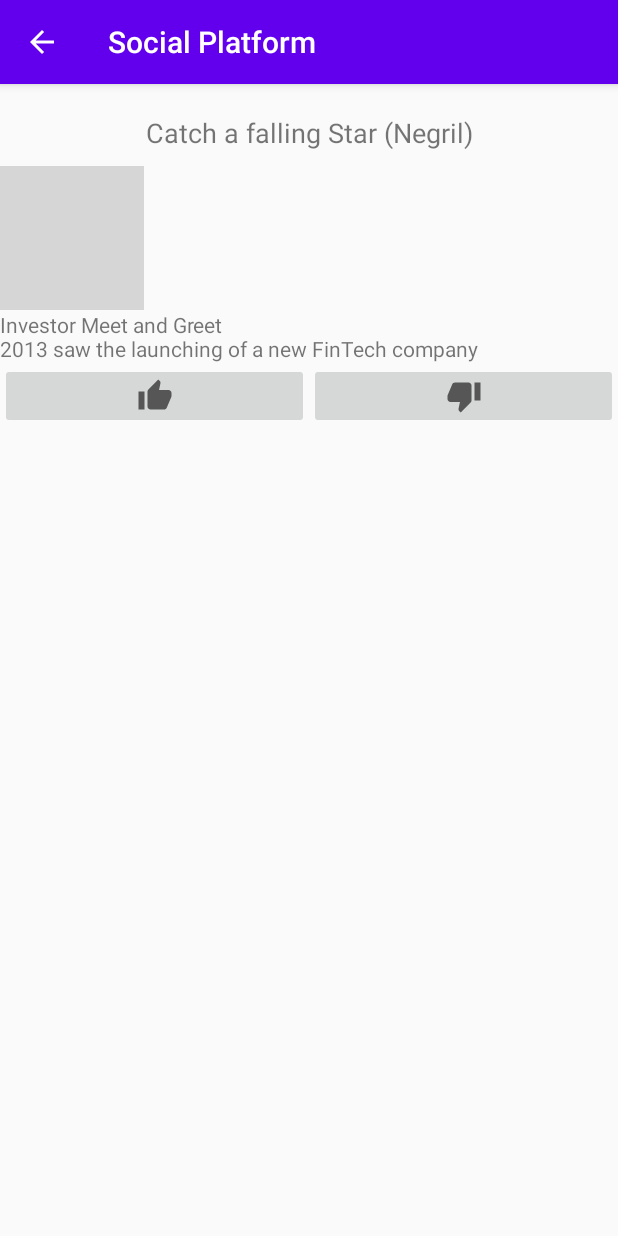
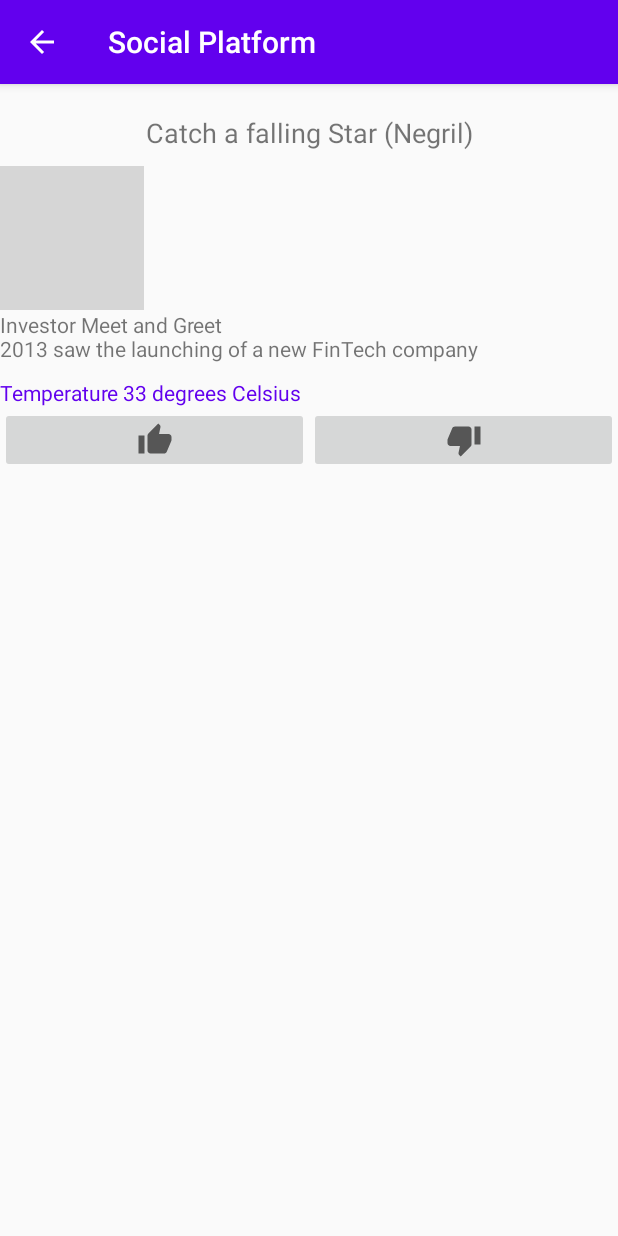
Before and after one commit to matjames007/SWEN3001, an Android app: the PostViewPage screen opened directly, with no data from a screen before it, on a phone screen of 412 x 824 dp. Run offline under Robolectric (Android 15) with nearby library versions, the phone set to English and light mode, and no system bars; Roboto replaces fonts that are not available here; grey boxes are pictures that could not be loaded.

Commit message:
Adding functionality allowing the application to detect temperature changes and render it to the display.  Illustrates the use of the Sensor API in android.
Regards,
-Matthew Budram

```diff
--- a/SocialPlatform/app/src/main/java/com/doc/socialplatform/PostViewPage.kt
+++ b/SocialPlatform/app/src/main/java/com/doc/socialplatform/PostViewPage.kt
@@ -1,10 +1,16 @@
 package com.doc.socialplatform
 
+import android.content.Context
+import android.hardware.Sensor
+import android.hardware.SensorManager
 import androidx.appcompat.app.AppCompatActivity
 import android.os.Bundle
+import android.util.Log
 import android.widget.ImageView
 import android.widget.TextView
+import android.widget.Toast
 import androidx.lifecycle.ViewModelProvider
+import com.doc.socialplatform.model.CustomSensorListener
 import com.doc.socialplatform.model.Post
 import com.doc.socialplatform.model.PostViewModel
 import org.w3c.dom.Text
@@ -13,6 +19,10 @@ class PostViewPage : AppCompatActivity() {
 
     private var position: Int = 0
     private var posts: List<Post> = listOf<Post>()
+    private lateinit var sensorListener: CustomSensorListener
+    private var tempSensor: Sensor? = null
+    private lateinit var sensorManager: SensorManager
+    private lateinit var tempView:TextView
 
     override fun onCreate(savedInstanceState: Bundle?) {
         super.onCreate(savedInstanceState)
@@ -23,12 +33,48 @@ class PostViewPage : AppCompatActivity() {
 
         posts = ViewModelProvider(this).get(PostViewModel::class.java).posts
         setupScreen()
+        setupSensors()
+    }
+
+    override fun onResume() {
+        super.onResume()
+        if(tempSensor != null) {
+            sensorManager.registerListener(sensorListener, tempSensor, SensorManager.SENSOR_DELAY_NORMAL)
+        }
+    }
+
+    override fun onPause() {
+        super.onPause()
+        if(tempSensor != null) {
+            sensorManager.unregisterListener(sensorListener)
+        }
+    }
+
+    private fun setupSensors() {
+        sensorManager = getSystemService(Context.SENSOR_SERVICE) as SensorManager
+        val deviceSensors: List<Sensor> = sensorManager.getSensorList(Sensor.TYPE_ALL)
+        Log.i(this.toString(), deviceSensors.toString())
+
+        this.tempSensor = if (sensorManager.getDefaultSensor(Sensor.TYPE_AMBIENT_TEMPERATURE) != null) {
+            sensorManager.getDefaultSensor(Sensor.TYPE_AMBIENT_TEMPERATURE)
+        } else {
+            // Sorry, there are no temperature sensors on your device.
+            null
+        }
+
+        if(tempSensor != null) {
+            sensorListener = CustomSensorListener(tempView, posts[position].temp)
+            sensorManager.registerListener(sensorListener, tempSensor, SensorManager.SENSOR_DELAY_NORMAL)
+        } else {
+            Toast.makeText(this, "No Temperature Sensors Detected!", Toast.LENGTH_SHORT)
+        }
     }
 
     private fun setupScreen() {
         val titleTextView = findViewById<TextView>(R.id.titleTextView)
         val image = findViewById<ImageView>(R.id.mainPostImage)
         val description = findViewById<TextView>(R.id.description)
+        tempView = findViewById(R.id.temp_textview)
 
         var bundle: Bundle? = intent.extras
         var index = bundle?.getInt(RecyclerListAdapter.POST_ID)
@@ -39,5 +85,6 @@ class PostViewPage : AppCompatActivity() {
         titleTextView.text = posts.get(position).title
         image.setImageResource(posts.get(position).image)
         description.text = posts.get(position).description
+        tempView.text = "Temperature ${posts.get(0).temp} degrees Celsius"
     }
 }
--- a/SocialPlatform/app/src/main/java/com/doc/socialplatform/model/Post.kt
+++ b/SocialPlatform/app/src/main/java/com/doc/socialplatform/model/Post.kt
@@ -2,4 +2,4 @@ package com.doc.socialplatform.model
 
 import android.media.Image
 
-class Post (var title: String, var image: Int, var description: String)
+class Post (var title: String, var image: Int, var description: String, var temp: Int)
--- a/SocialPlatform/app/src/main/java/com/doc/socialplatform/model/PostViewModel.kt
+++ b/SocialPlatform/app/src/main/java/com/doc/socialplatform/model/PostViewModel.kt
@@ -8,14 +8,14 @@ class PostViewModel(application: Application): AndroidViewModel(application) {
     var posts = arrayListOf<Post>()
 
     init {
-        posts.add(Post("Catch a falling Star (Negril)", R.drawable.pic1, "Investor Meet and Greet\n2013 saw the launching of a new FinTech company"))
-        posts.add(Post("Portland Party 2013!", R.drawable.pic2, "Birthday Party 2013\nLots of friends and liquor = fun all night into the morning!"))
-        posts.add(Post("Nyamings Negril Part 1", R.drawable.pic3, "Sed ut perspiciatis unde omnis iste natus error sit voluptatem accusantium doloremque laudantium, totam rem aperiam, eaque ipsa quae ab illo inventore veritatis et quasi architecto beatae vitae dicta sunt explicabo. "))
-        posts.add(Post("Hard Rock Cafe 2018", R.drawable.pic4, "Et harum quidem rerum facilis est et expedita distinctio. Nam libero tempore, cum soluta nobis est eligendi optio cumque nihil impedit quo minus id quod maxime placeat facere possimus"))
-        posts.add(Post("Silver Sands 2014", R.drawable.pic5, "Beautiful Sunsets"))
-        posts.add(Post("Silver Sands 2014 Part 2", R.drawable.pic6, "Friends and Family 2014"))
-        posts.add(Post("Silver Sands 2014 Part 3", R.drawable.pic7, "Sunset Chasing"))
-        posts.add(Post("Holiday in Ibiza", R.drawable.pic8, "Spanish Party Vibes with friends"))
-        posts.add(Post("Holiday in Cancun", R.drawable.pic9, "Vacation 2016"))
+        posts.add(Post("Catch a falling Star (Negril)", R.drawable.pic1, "Investor Meet and Greet\n2013 saw the launching of a new FinTech company", 33))
+        posts.add(Post("Portland Party 2013!", R.drawable.pic2, "Birthday Party 2013\nLots of friends and liquor = fun all night into the morning!",27))
+        posts.add(Post("Nyamings Negril Part 1", R.drawable.pic3, "Sed ut perspiciatis unde omnis iste natus error sit voluptatem accusantium doloremque laudantium, totam rem aperiam, eaque ipsa quae ab illo inventore veritatis et quasi architecto beatae vitae dicta sunt explicabo. ", temp = 31))
+        posts.add(Post("Hard Rock Cafe 2018", R.drawable.pic4, "Et harum quidem rerum facilis est et expedita distinctio. Nam libero tempore, cum soluta nobis est eligendi optio cumque nihil impedit quo minus id quod maxime placeat facere possimus", temp = 32))
+        posts.add(Post("Silver Sands 2014", R.drawable.pic5, "Beautiful Sunsets", 35))
+        posts.add(Post("Silver Sands 2014 Part 2", R.drawable.pic6, "Friends and Family 2014", 37))
+        posts.add(Post("Silver Sands 2014 Part 3", R.drawable.pic7, "Sunset Chasing", 32))
+        posts.add(Post("Holiday in Ibiza", R.drawable.pic8, "Spanish Party Vibes with friends", 27))
+        posts.add(Post("Holiday in Cancun", R.drawable.pic9, "Vacation 2016", 31))
     }
 }
--- a/SocialPlatform/app/src/main/res/layout/activity_post_view_page.xml
+++ b/SocialPlatform/app/src/main/res/layout/activity_post_view_page.xml
@@ -44,6 +44,15 @@
                 android:layout_height="wrap_content"
                 android:layout_weight="1" />
 
+            <TextView
+                android:id="@+id/temp_textview"
+                android:layout_width="wrap_content"
+                android:layout_height="wrap_content"
+                android:layout_weight="1"
+                android:paddingTop="10dp"
+                android:text="TextView"
+                android:textColor="@color/colorPrimary" />
+
             <LinearLayout
                 android:layout_width="match_parent"
                 android:layout_height="match_parent"
```
Also changed, not shown: SocialPlatform/app/src/main/java/com/doc/socialplatform/model/CustomSensorListener.kt (added, +41 -0 lines).
